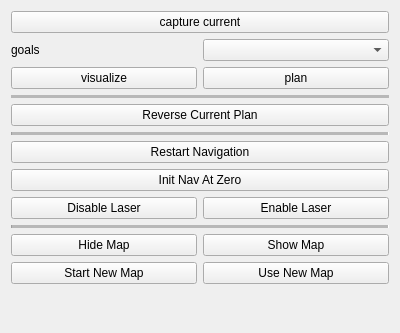
Before: the Qt Designer form software/ddapp/src/app/ddNavigation.ui in openhumanoids/oh-distro, drawn with Qt 5.
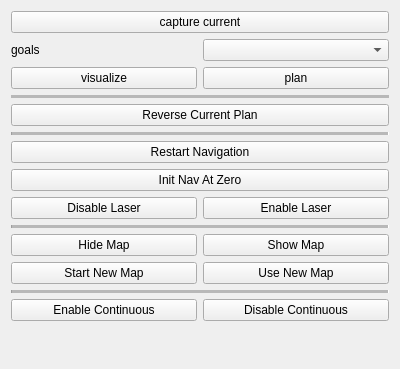
After: the same form once the commit is applied.

Patch:
```diff
--- a/software/ddapp/src/app/ddNavigation.ui
+++ b/software/ddapp/src/app/ddNavigation.ui
@@ -7,7 +7,7 @@
     <x>0</x>
     <y>0</y>
     <width>400</width>
-    <height>333</height>
+    <height>369</height>
    </rect>
   </property>
   <property name="windowTitle">
@@ -38,6 +38,19 @@
      </property>
     </widget>
    </item>
+   <item row="18" column="0" colspan="2">
+    <spacer name="verticalSpacer">
+     <property name="orientation">
+      <enum>Qt::Vertical</enum>
+     </property>
+     <property name="sizeHint" stdset="0">
+      <size>
+       <width>20</width>
+       <height>40</height>
+      </size>
+     </property>
+    </spacer>
+   </item>
    <item row="1" column="1">
     <widget class="QComboBox" name="comboBox"/>
    </item>
@@ -85,19 +98,6 @@
      </property>
     </widget>
    </item>
-   <item row="16" column="0" colspan="2">
-    <spacer name="verticalSpacer">
-     <property name="orientation">
-      <enum>Qt::Vertical</enum>
-     </property>
-     <property name="sizeHint" stdset="0">
-      <size>
-       <width>20</width>
-       <height>40</height>
-      </size>
-     </property>
-    </spacer>
-   </item>
    <item row="1" column="0">
     <widget class="QLabel" name="label">
      <property name="text">
@@ -154,6 +154,30 @@
      </property>
     </widget>
    </item>
+   <item row="17" column="1">
+    <widget class="QPushButton" name="disableContinuousButton">
+     <property name="text">
+      <string>Disable Continuous</string>
+     </property>
+    </widget>
+   </item>
+   <item row="17" column="0">
+    <widget class="QPushButton" name="enableContinuousButton">
+     <property name="text">
+      <string>Enable Continuous</string>
+     </property>
+    </widget>
+   </item>
+   <item row="16" column="0" colspan="2">
+    <widget class="Line" name="line_4">
+     <property name="midLineWidth">
+      <number>10</number>
+     </property>
+     <property name="orientation">
+      <enum>Qt::Horizontal</enum>
+     </property>
+    </widget>
+   </item>
   </layout>
  </widget>
  <resources/>
```
